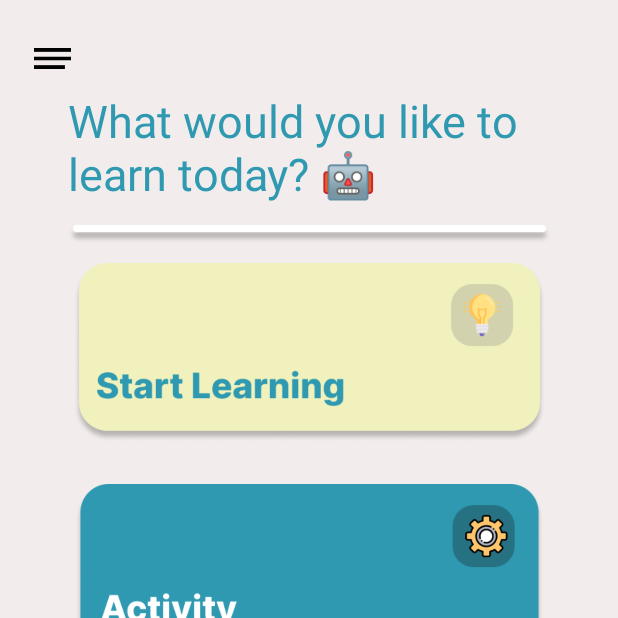
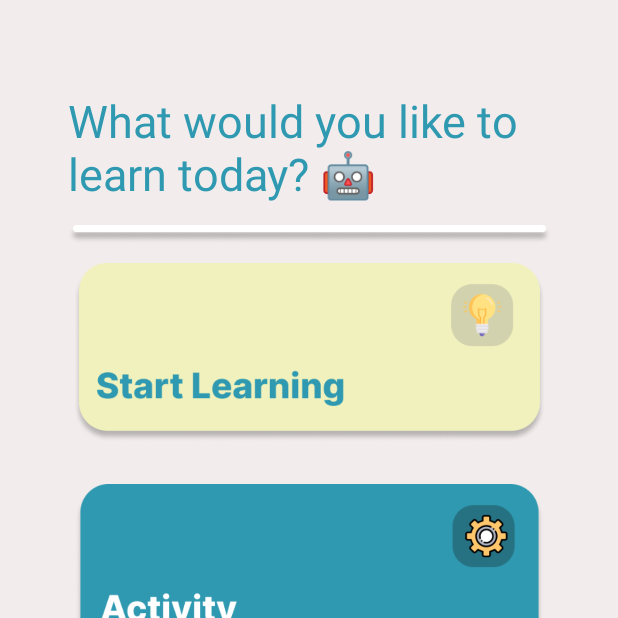
Before and after one commit to dawndanseco/psykitz, an Android app: the MainActivity2 screen opened directly, with no data from a screen before it, on a phone screen of 412 x 824 dp, the top half of it. Run offline under Robolectric (Android 15) with nearby library versions, the phone set to English and light mode, and no system bars.

Commit message:
with camera

```diff
--- a/app/src/main/res/layout/activity_main2.xml
+++ b/app/src/main/res/layout/activity_main2.xml
@@ -30,16 +30,6 @@
         app:layout_constraintStart_toStartOf="parent"
         app:layout_constraintTop_toBottomOf="@+id/tvLearnToday"
         app:srcCompat="@drawable/line_divider" />
-
-    <ImageView
-        android:id="@+id/ivInfo"
-        android:layout_width="30dp"
-        android:layout_height="14dp"
-        android:layout_marginStart="20dp"
-        android:layout_marginTop="32dp"
-        app:layout_constraintStart_toStartOf="parent"
-        app:layout_constraintTop_toTopOf="parent"
-        app:srcCompat="@drawable/info" />
 
     <ImageView
         android:id="@+id/ivStartLearning"
```
Also changed, not shown: app/src/main/res/drawable/back.png (added).
